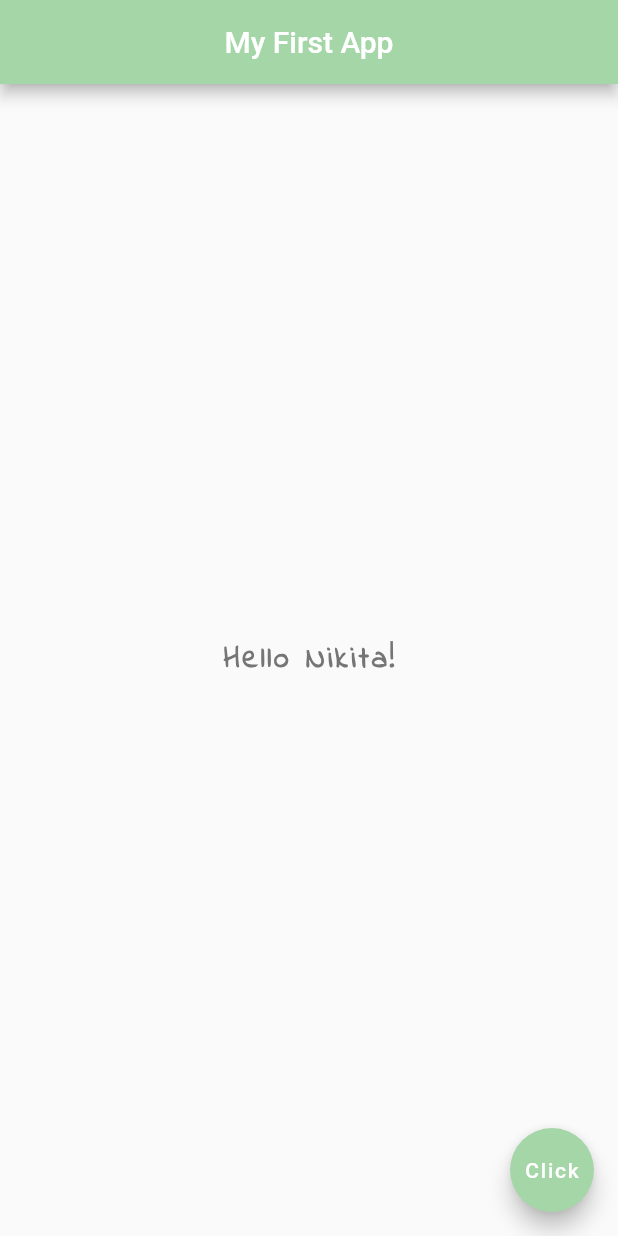
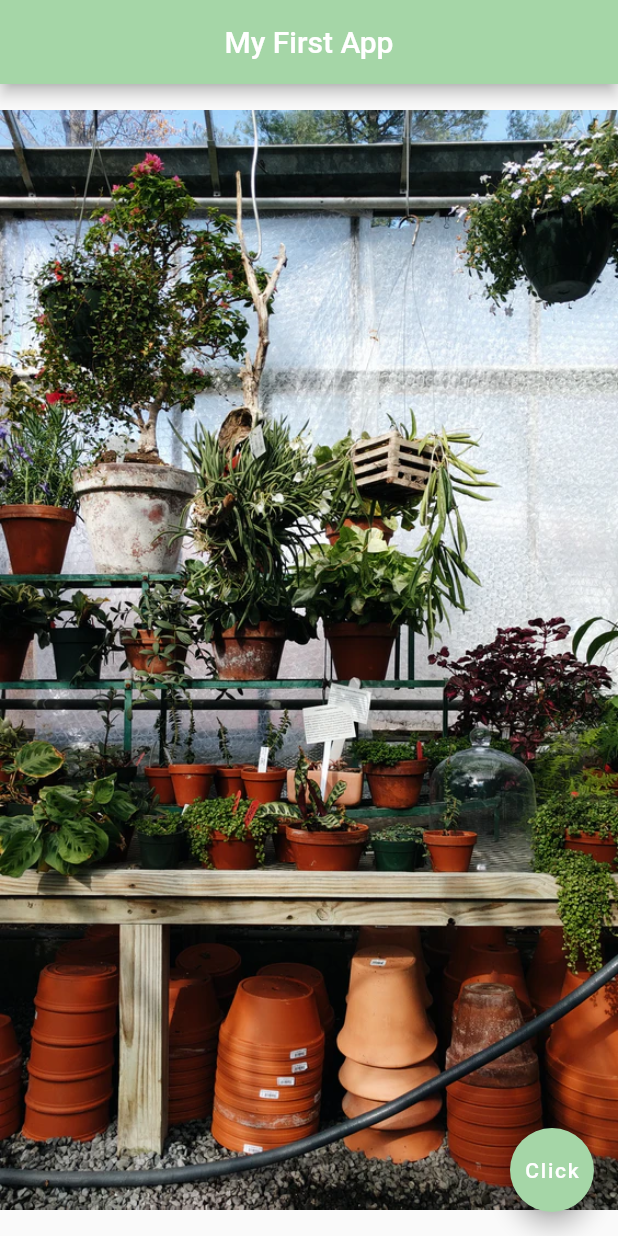
Before and after one commit to developnikita/flutter-begining-course, a Flutter app: the screen it shows after launch, on a phone screen of 412 x 824 dp. Run offline on Flutter 3.47's test engine with Material 2 defaults, Android fonts, the phone set to English and light mode, and no system bars.

Commit message:
learn Image widget

```diff
--- a/first_lesson/myfirstapp/lib/main.dart
+++ b/first_lesson/myfirstapp/lib/main.dart
@@ -14,16 +14,7 @@ class Home extends StatelessWidget {
         backgroundColor: Colors.green[200],
       ),
       body: Center(
-        child: Text(
-          "Hello Nikita!",
-          style: TextStyle(
-              fontSize: 20.0,
-              fontWeight: FontWeight.bold,
-              letterSpacing: 2.0,
-              color: Colors.grey[600],
-              fontFamily: "IndieFlower"
-          ),
-        ),
+        child: Image.asset("assets/green1.png"),
       ),
       floatingActionButton: FloatingActionButton(
         onPressed: () {},
--- a/first_lesson/myfirstapp/pubspec.yaml
+++ b/first_lesson/myfirstapp/pubspec.yaml
@@ -45,9 +45,8 @@ flutter:
   uses-material-design: true
 
   # To add assets to your application, add an assets section, like this:
-  # assets:
-  #   - images/a_dot_burr.jpeg
-  #   - images/a_dot_ham.jpeg
+  assets:
+    - assets/
 
   # An image asset can refer to one or more resolution-specific "variants", see
   # https://flutter.dev/assets-and-images/#resolution-aware.
```
Also changed, not shown: first_lesson/myfirstapp/assets/green1.png (added), first_lesson/myfirstapp/assets/green2.png (added), first_lesson/myfirstapp/assets/green3.png (added).
